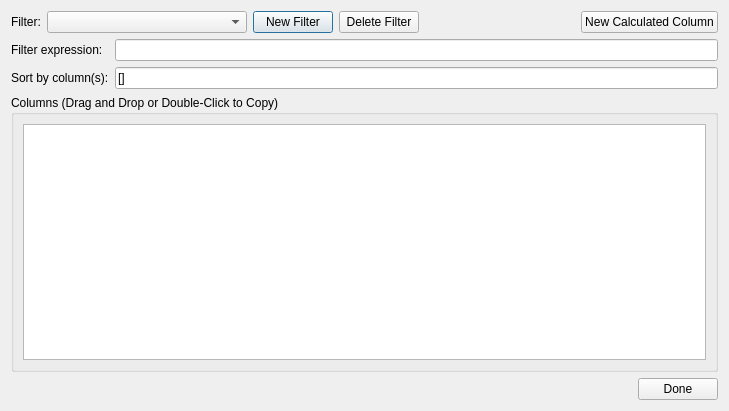
First picture: the form in foqus_lib/gui/flowsheet/dataFilterDialog_UI.ui, repository CCSI-Toolset/FOQUS, before the edit.
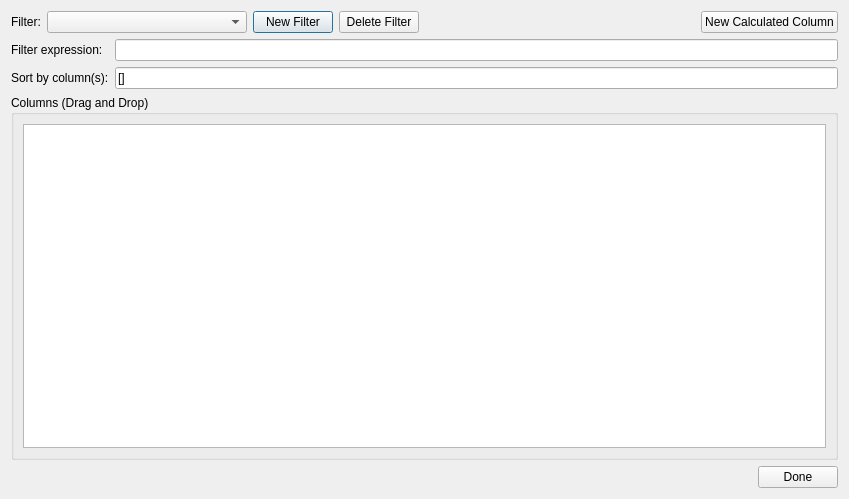
Second picture: the form after the edit. Icons and pictures are not drawn.

Commit message: Remove time index from variable browser, and convert calcuated columns column list to drag and drop.

```diff
--- a/foqus_lib/gui/flowsheet/dataFilterDialog_UI.ui
+++ b/foqus_lib/gui/flowsheet/dataFilterDialog_UI.ui
@@ -6,8 +6,8 @@
    <rect>
     <x>0</x>
     <y>0</y>
-    <width>729</width>
-    <height>411</height>
+    <width>849</width>
+    <height>499</height>
    </rect>
   </property>
   <property name="sizePolicy">
@@ -122,7 +122,7 @@
       </sizepolicy>
      </property>
      <property name="title">
-      <string>Columns (Drag and Drop or Double-Click to Copy)</string>
+      <string>Columns (Drag and Drop)</string>
      </property>
      <layout class="QVBoxLayout" name="verticalLayout_2">
       <item>
```
The commit also changes 5 other files.
